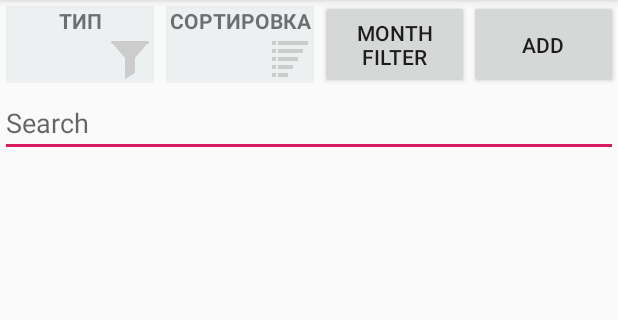
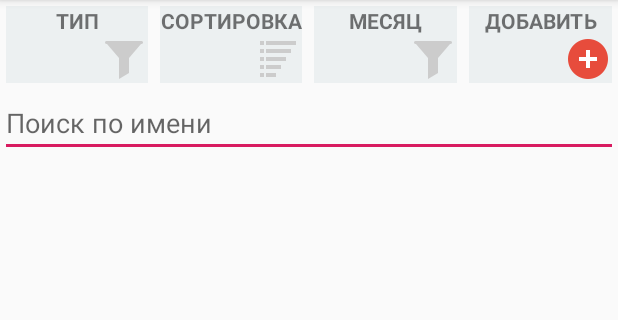
Before and after one commit to MengGP/ABdCalendar, an Android app: the screen it shows after launch (MainActivity), after a tap on "ListView", on a phone screen of 412 x 824 dp, the part 84-404 px from its top. Run offline under Robolectric (Android 15) with nearby library versions, the phone set to English and light mode, and no system bars; libraries missing offline, so code that uses them is left out: com.applandeo.materialcalendarview; 2 other taps on this screen came first.

Commit message:
upd: завершена разметка MainActivity в режиме списка

```diff
--- a/app/src/main/java/com/menggp/abdcalendar/MainActivity.java
+++ b/app/src/main/java/com/menggp/abdcalendar/MainActivity.java
@@ -250,14 +250,14 @@ public class MainActivity extends AppCompatActivity {
         Метод обработки нажтия на "кнопку" фильтра по типу
      */
     public void onClickTypeFilterOnList(View view) {
-        ImageView testImg = (ImageView)view.findViewById(R.id.type_filter_on_list);
+        ImageView viewImg = (ImageView)view.findViewById(R.id.type_filter_on_list);
         if (isTypeFilterExist) {
             isTypeFilterExist=false;
-            testImg.setImageResource(R.drawable.filter);
+            viewImg.setImageResource(R.drawable.filter);
         }
         else {
             isTypeFilterExist=true;
-            testImg.setImageResource(R.drawable.filter_disable);
+            viewImg.setImageResource(R.drawable.filter_disable);
         }
     } // end_method
 
@@ -265,14 +265,30 @@ public class MainActivity extends AppCompatActivity {
         Метод обработки нажтия на "кнопку" сортировки
      */
     public void onClickSortOnList(View view) {
-        ImageView testImg = (ImageView)view.findViewById(R.id.sort_on_list);
+        ImageView viewImg = (ImageView)view.findViewById(R.id.sort_on_list);
         if (isSortExist) {
             isSortExist=false;
-            testImg.setImageResource(R.drawable.sort);
+            viewImg.setImageResource(R.drawable.sort);
         }
         else {
             isSortExist=true;
-            testImg.setImageResource(R.drawable.sort_disable);
+            viewImg.setImageResource(R.drawable.sort_disable);
+        }
+    } // end_method
+
+    // onClickMonthFilterOnList
+    /*
+        Метод обработки нажтия на "кнопку" фильтра по месяцу
+     */
+    public void onClickMonthFilterOnList(View view) {
+        ImageView viewImg = (ImageView)view.findViewById(R.id.month_filter_on_list);
+        if (isMonthFilterExist) {
+            isMonthFilterExist=false;
+            viewImg.setImageResource(R.drawable.filter);
+        }
+        else {
+            isMonthFilterExist=true;
+            viewImg.setImageResource(R.drawable.filter_disable);
         }
     } // end_method
 
--- a/app/src/main/res/layout/activity_main_list_top.xml
+++ b/app/src/main/res/layout/activity_main_list_top.xml
@@ -12,6 +12,7 @@
         android:layout_height="wrap_content"
         android:orientation="horizontal">
 
+        <!-- Фильтрация по типу -->
         <LinearLayout
             android:layout_width="0dp"
             android:layout_height="match_parent"
@@ -30,17 +31,11 @@
                 android:layout_width="32dp"
                 android:layout_height="32dp"
                 android:layout_gravity="end"
-                android:src="@drawable/filter_disable"/>
+                android:src="@drawable/filter_disable"
+                android:contentDescription="@string/cd_filter"/>
         </LinearLayout>
 
-        <!--
-        <Button
-            android:layout_width="0dp"
-            android:layout_height="match_parent"
-            android:layout_weight="1"
-            android:text="Sort"
-            />
-            -->
+        <!-- Сортировка -->
         <LinearLayout
             android:layout_width="0dp"
             android:layout_height="match_parent"
@@ -59,28 +54,61 @@
                 android:layout_width="32dp"
                 android:layout_height="32dp"
                 android:layout_gravity="end"
-                android:src="@drawable/sort_disable"/>
+                android:src="@drawable/sort_disable"
+                android:contentDescription="@string/cd_sort"/>
         </LinearLayout>
 
-        <Button
+        <!-- Фильтрация по месяцам -->
+        <LinearLayout
             android:layout_width="0dp"
             android:layout_height="match_parent"
             android:layout_weight="1"
-            android:text="month filter"
-            />
-        <Button
+            android:orientation="vertical"
+            android:background="@color/gray_light"
+            android:layout_margin="4dp"
+            android:onClick="onClickMonthFilterOnList">
+            <TextView
+                android:layout_width="match_parent"
+                android:layout_height="wrap_content"
+                style="@style/text14_bold_center"
+                android:text="@string/main_act_month"/>
+            <ImageView
+                android:id="@+id/month_filter_on_list"
+                android:layout_width="32dp"
+                android:layout_height="32dp"
+                android:layout_gravity="end"
+                android:src="@drawable/filter_disable"
+                android:contentDescription="@string/cd_filter"/>
+        </LinearLayout>
+
+        <!-- Добавление нового события -->
+        <LinearLayout
             android:layout_width="0dp"
             android:layout_height="match_parent"
             android:layout_weight="1"
-            android:text="add"
-            android:onClick="onAddBtnClickOnList" />
+            android:orientation="vertical"
+            android:background="@color/gray_light"
+            android:layout_margin="4dp"
+            android:onClick="onAddBtnClickOnList">
+            <TextView
+                android:layout_width="match_parent"
+                android:layout_height="wrap_content"
+                style="@style/text14_bold_center"
+                android:text="@string/main_act_add"/>
+            <ImageView
+                android:layout_width="32dp"
+                android:layout_height="32dp"
+                android:layout_gravity="end"
+                android:src="@drawable/add"
+                android:contentDescription="@string/cd_add"/>
+        </LinearLayout>
     </LinearLayout>
 
     <!-- Поле динамического поиска -->
     <EditText
         android:layout_width="match_parent"
         android:layout_height="wrap_content"
-        android:hint="Search"
+        android:hint="@string/search_by_name"
         />
 
     <!-- Список EVENTS -->
--- a/app/src/main/res/values/strings.xml
+++ b/app/src/main/res/values/strings.xml
@@ -30,6 +30,7 @@
     <string name="main_act_sort"       >СОРТИРОВКА</string>
     <string name="main_act_month"      >МЕСЯЦ     </string>
     <string name="main_act_add"        >ДОБАВИТЬ  </string>
+    <string name="search_by_name">Поиск по имени</string>
 
     <!-- EventActivity - info + edit -->
     <string name="event_date_note">дата события</string>
@@ -120,6 +121,9 @@
 
     <!-- contentDescription -->
     <string name="cd_event_img">Изображение события</string>
+    <string name="cd_filter">Фильтр</string>
+    <string name="cd_sort">Сортировка</string>
+    <string name="cd_add">Добавить</string>
 
     <!-- Прочее -->
     <string name="lower_from_with_space">"с "</string>
```
